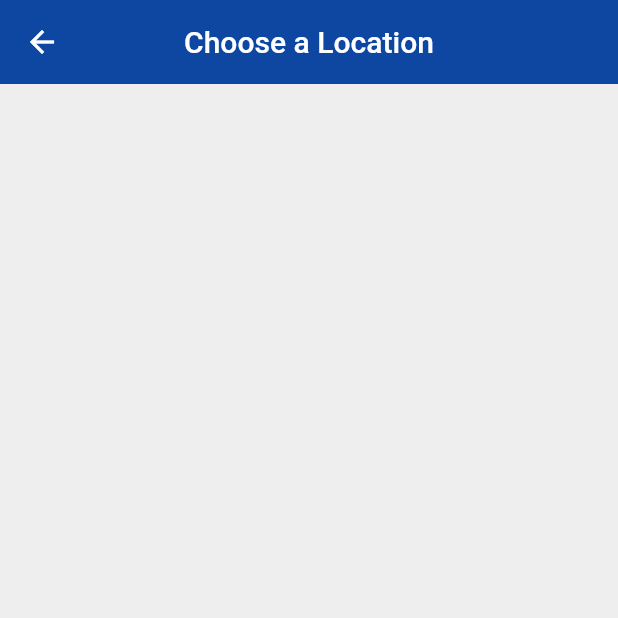
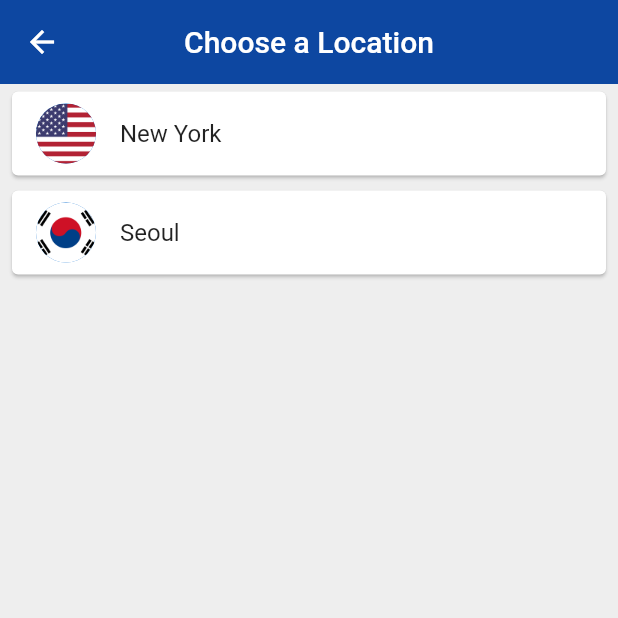
Before and after one commit to 9mudontwork/Test-Flutter-World-Time-App, a Flutter app: the ChooseLocation screen opened by its route, on a phone screen of 412 x 824 dp, the top half of it. Run offline on Flutter 3.47's test engine with Material 2 defaults, Android fonts, the phone set to English and light mode, and no system bars; our stand-ins replace flutter_spinkit; network calls fail.

Commit message:
ทดสอบการใช้ list view builder

```diff
--- a/test_flutter_world_time_app/lib/pages/choose_location.dart
+++ b/test_flutter_world_time_app/lib/pages/choose_location.dart
@@ -1,4 +1,5 @@
 import 'package:flutter/material.dart';
+import 'package:test_flutter_world_time_app/services/world_time.dart';
 
 class ChooseLocation extends StatefulWidget {
   @override
@@ -6,6 +7,11 @@ class ChooseLocation extends StatefulWidget {
 }
 
 class _ChooseLocationState extends State<ChooseLocation> {
+  List<WorldTime> locations = [
+    WorldTime(url: 'America/New_York', location: 'New York', flag: 'usa.png'),
+    WorldTime(url: 'Asia/Seoul', location: 'Seoul', flag: 'south_korea.png'),
+  ];
+
   @override
   Widget build(BuildContext context) {
     print('Build function run');
@@ -17,6 +23,26 @@ class _ChooseLocationState extends State<ChooseLocation> {
         centerTitle: true,
         elevation: 0,
       ),
+      body: ListView.builder(
+        itemCount: locations.length,
+        itemBuilder: (context, index) {
+          return Padding(
+            padding: const EdgeInsets.symmetric(vertical: 1.0, horizontal: 4.0),
+            child: Card(
+              child: ListTile(
+                onTap: () {
+                  print(locations[index].location);
+                },
+                title: Text(locations[index].location),
+                leading: CircleAvatar(
+                  backgroundImage:
+                      AssetImage('assets/${locations[index].flag}'),
+                ),
+              ),
+            ),
+          );
+        },
+      ),
     );
   }
 }
```
Also changed, not shown: test_flutter_world_time_app/assets/south_korea.png (added), test_flutter_world_time_app/assets/usa.png (added).
